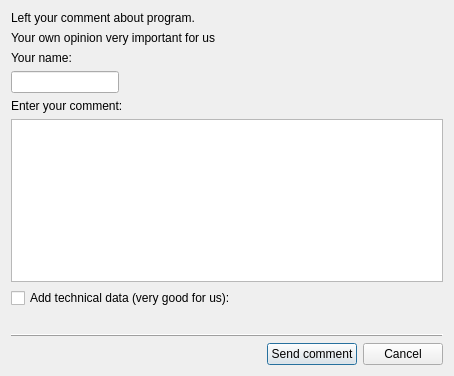
Old version of the form src/loader/commentdialog.ui in the repository silvansky/Contacts.
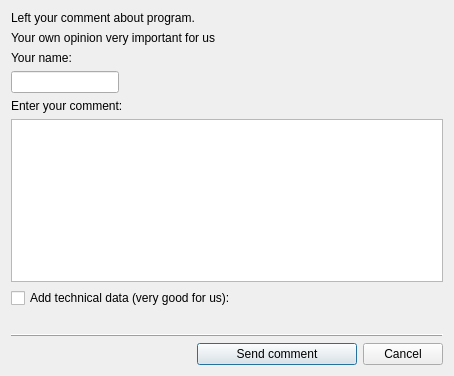
New version of the form.

The edit to the form file:
```diff
--- a/src/loader/commentdialog.ui
+++ b/src/loader/commentdialog.ui
@@ -10,6 +10,12 @@
     <height>376</height>
    </rect>
   </property>
+  <property name="minimumSize">
+   <size>
+    <width>450</width>
+    <height>350</height>
+   </size>
+  </property>
   <property name="windowTitle">
    <string>Your comments</string>
   </property>
@@ -149,9 +155,24 @@
      </item>
      <item>
       <widget class="QPushButton" name="pbtSendComment">
+       <property name="sizePolicy">
+        <sizepolicy hsizetype="MinimumExpanding" vsizetype="Fixed">
+         <horstretch>0</horstretch>
+         <verstretch>0</verstretch>
+        </sizepolicy>
+       </property>
+       <property name="minimumSize">
+        <size>
+         <width>120</width>
+         <height>0</height>
+        </size>
+       </property>
        <property name="text">
         <string>Send comment</string>
        </property>
+       <property name="default">
+        <bool>true</bool>
+       </property>
       </widget>
      </item>
      <item>
```
